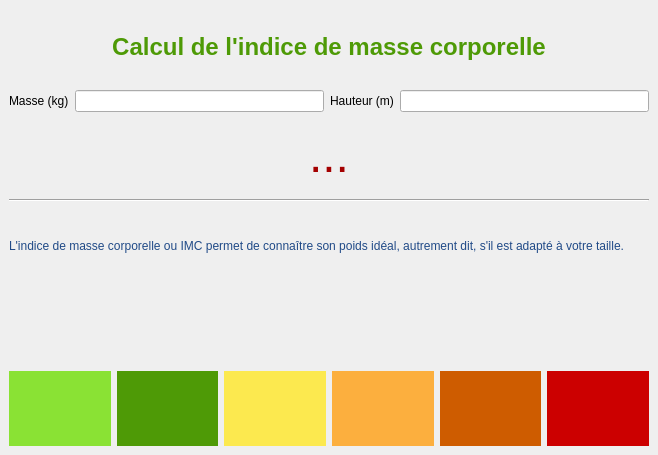
Old version of the form imc/imc.ui in the repository manimanis/GUI.
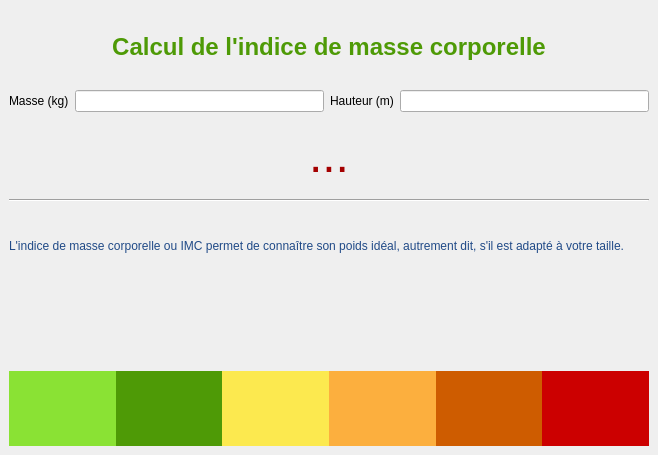
New version of the form. Icons and pictures are not drawn.

Commit message: Update imc user interface

What changed in the file:
```diff
--- a/imc/imc.ui
+++ b/imc/imc.ui
@@ -106,6 +106,9 @@
     </item>
     <item row="7" column="0" colspan="4">
      <layout class="QHBoxLayout" name="horizontalLayout" stretch="1,1,1,1,1,1">
+      <property name="spacing">
+       <number>0</number>
+      </property>
       <property name="sizeConstraint">
        <enum>QLayout::SetFixedSize</enum>
       </property>
```
